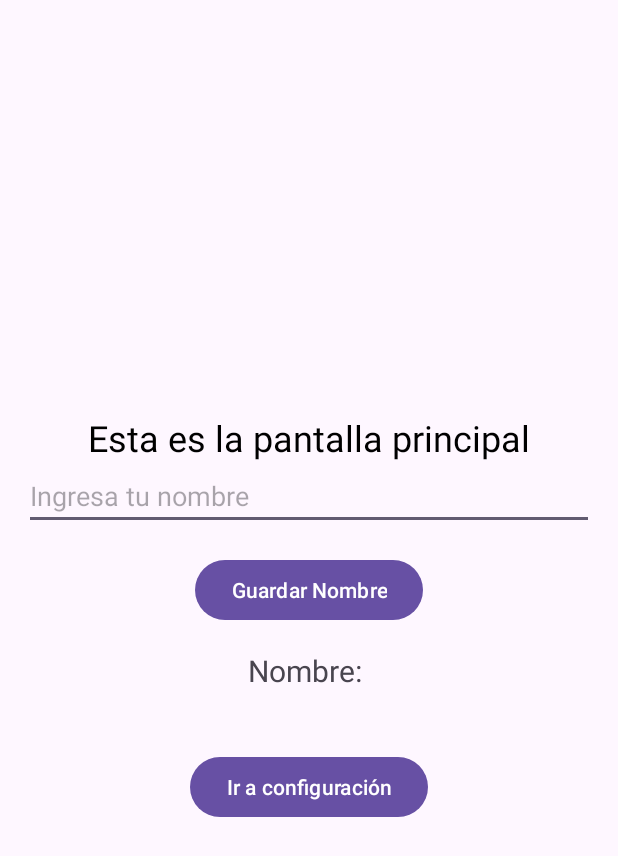
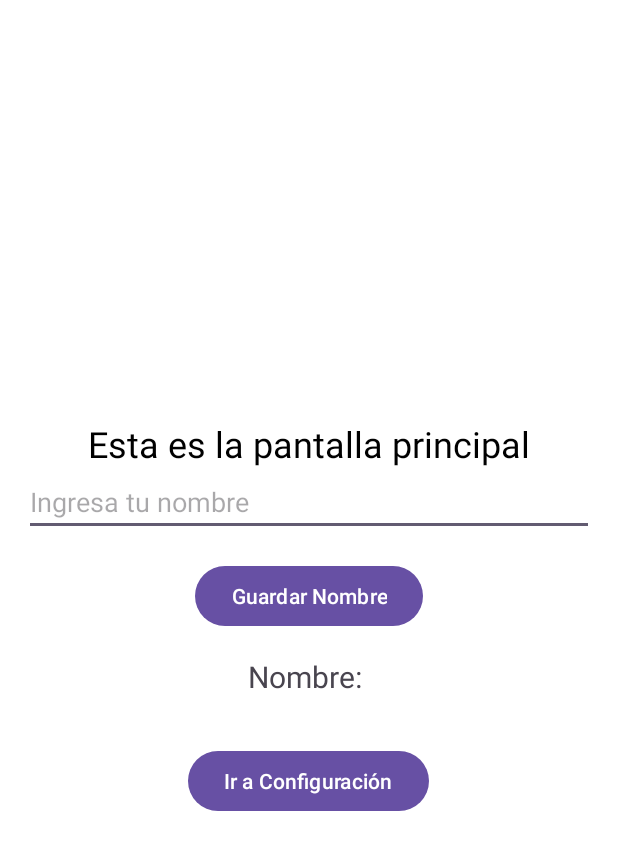
Before and after one commit to pablonso308/Taller1Eventos, an Android app: the screen it shows after launch (PantallaPrincipalActivity), after a tap on "Ir a pantalla principal", on a phone screen of 412 x 824 dp. Shown: the top 856 px of the screen. Run offline under Robolectric (Android 15) with nearby library versions, the phone set to English and light mode, and no system bars.

Commit message:
aplicar cambio de color al fondo de todas las pantallas

```diff
--- a/app/src/main/java/com/example/saludoappjava/MainActivity.java
+++ b/app/src/main/java/com/example/saludoappjava/MainActivity.java
@@ -6,18 +6,29 @@ import android.widget.Button;
 import android.widget.TextView;
 
 import androidx.appcompat.app.AppCompatActivity;
+import androidx.constraintlayout.widget.ConstraintLayout;
+
 import java.util.Calendar;
 
 public class MainActivity extends AppCompatActivity {
+
+    private ConstraintLayout layoutMain;
 
     @Override
     protected void onCreate(Bundle savedInstanceState) {
         super.onCreate(savedInstanceState);
         setContentView(R.layout.activity_main);
 
-        // Referencia al TextView donde se mostrará el saludo
+        // Inicializar las vistas
+        layoutMain = findViewById(R.id.layoutMain); // El layout principal de la actividad
         TextView textViewSaludo = findViewById(R.id.textViewSaludo);
         Button buttonSiguiente = findViewById(R.id.buttonSiguiente);
+
+        // Recuperar y aplicar el color de fondo guardado
+        int colorGuardado = Utilidades.obtenerColorGuardado(this);
+        layoutMain.setBackgroundColor(colorGuardado);
+
+
 
         // Obtener la hora actual
         Calendar calendar = Calendar.getInstance();
--- a/app/src/main/java/com/example/saludoappjava/PantallaPrincipalActivity.java
+++ b/app/src/main/java/com/example/saludoappjava/PantallaPrincipalActivity.java
@@ -6,6 +6,7 @@ import android.widget.Button;
 import android.widget.EditText;
 import android.widget.TextView;
 import androidx.appcompat.app.AppCompatActivity;
+import androidx.constraintlayout.widget.ConstraintLayout;
 
 public class PantallaPrincipalActivity extends AppCompatActivity {
 
@@ -13,7 +14,8 @@ public class PantallaPrincipalActivity extends AppCompatActivity {
     private EditText editTextNombre;
     private TextView textViewNombreGuardado;
     private Button buttonGuardarNombre;
-
+    private Button buttonIrConfiguracion;
+    private ConstraintLayout layoutPantallaPrincipal; // Layout de la pantalla principal
 
     @Override
     protected void onCreate(Bundle savedInstanceState) {
@@ -21,10 +23,15 @@ public class PantallaPrincipalActivity extends AppCompatActivity {
         setContentView(R.layout.activity_pantalla_principal);
 
         // Inicialización de los elementos de la interfaz
+        layoutPantallaPrincipal = findViewById(R.id.layoutPantallaPrincipal); // El layout principal
         editTextNombre = findViewById(R.id.editTextNombre);
         textViewNombreGuardado = findViewById(R.id.textViewNombreGuardado);
         buttonGuardarNombre = findViewById(R.id.buttonGuardarNombre);
+        buttonIrConfiguracion = findViewById(R.id.buttonIrConfiguracion); // Inicializamos el nuevo botón
 
+        // Recuperar y aplicar el color de fondo guardado
+        int colorGuardado = Utilidades.obtenerColorGuardado(this);
+        layoutPantallaPrincipal.setBackgroundColor(colorGuardado);
 
 
         // Lógica para guardar el nombre y mostrarlo en el TextView
@@ -37,6 +44,11 @@ public class PantallaPrincipalActivity extends AppCompatActivity {
             }
         });
 
+        // Lógica para ir a ConfiguracionActivity al hacer clic en el nuevo botón
+        buttonIrConfiguracion.setOnClickListener(v -> {
+            Intent intent = new Intent(PantallaPrincipalActivity.this, ConfiguracionActivity.class);
+            startActivity(intent); // Iniciar la actividad de configuración
+        });
 
 
 
--- /dev/null
+++ b/app/src/main/java/com/example/saludoappjava/Utilidades.java
@@ -0,0 +1,24 @@
+package com.example.saludoappjava;
+import android.content.Context;
+import android.content.SharedPreferences;
+import android.graphics.Color;
+
+public class Utilidades {
+
+    private static final String PREFERENCIAS_COLOR = "PreferenciasColor";
+    private static final String CLAVE_COLOR = "color_fondo";
+
+    // Método para obtener el color guardado
+    public static int obtenerColorGuardado(Context context) {
+        SharedPreferences sharedPreferences = context.getSharedPreferences(PREFERENCIAS_COLOR, Context.MODE_PRIVATE);
+        return sharedPreferences.getInt(CLAVE_COLOR, Color.WHITE); // Blanco por defecto
+    }
+
+    // Método para guardar el color en las preferencias
+    public static void guardarColor(Context context, int color) {
+        SharedPreferences sharedPreferences = context.getSharedPreferences(PREFERENCIAS_COLOR, Context.MODE_PRIVATE);
+        SharedPreferences.Editor editor = sharedPreferences.edit();
+        editor.putInt(CLAVE_COLOR, color);
+        editor.apply(); // Guardar los cambios
+    }
+}
--- a/app/src/main/res/layout/activity_pantalla_principal.xml
+++ b/app/src/main/res/layout/activity_pantalla_principal.xml
@@ -1,3 +1,10 @@
+
+<androidx.constraintlayout.widget.ConstraintLayout
+    android:id="@+id/layoutPantallaPrincipal"
+    android:layout_width="match_parent"
+    android:layout_height="match_parent"
+    xmlns:android="http://schemas.android.com/apk/res/android">
+
 
     <LinearLayout
         xmlns:android="http://schemas.android.com/apk/res/android"
@@ -42,13 +49,16 @@
             android:textSize="20sp"
             android:layout_marginBottom="16dp"/>
 
-    <!--button configuración -->
         <Button
-        android:id="@+id/buttonNavegarConfiguracion"
+            android:id="@+id/buttonIrConfiguracion"
             android:layout_width="wrap_content"
             android:layout_height="wrap_content"
-        android:text="Ir a configuración"
-        android:layout_marginTop="24dp"/>
+            android:text="Ir a Configuración"
+            android:layout_marginTop="16dp"
+            android:layout_below="@+id/buttonGuardarNombre"
+            android:layout_centerHorizontal="true"/>
 
 
     </LinearLayout>
+
+</androidx.constraintlayout.widget.ConstraintLayout>
```
Also changed, not shown: app/src/main/java/com/example/saludoappjava/ConfiguracionActivity.java (+19 -8 lines), app/src/main/res/layout/activity_main.xml (+7 -0 lines). Lines whose indentation alone changed are shown as unchanged.
